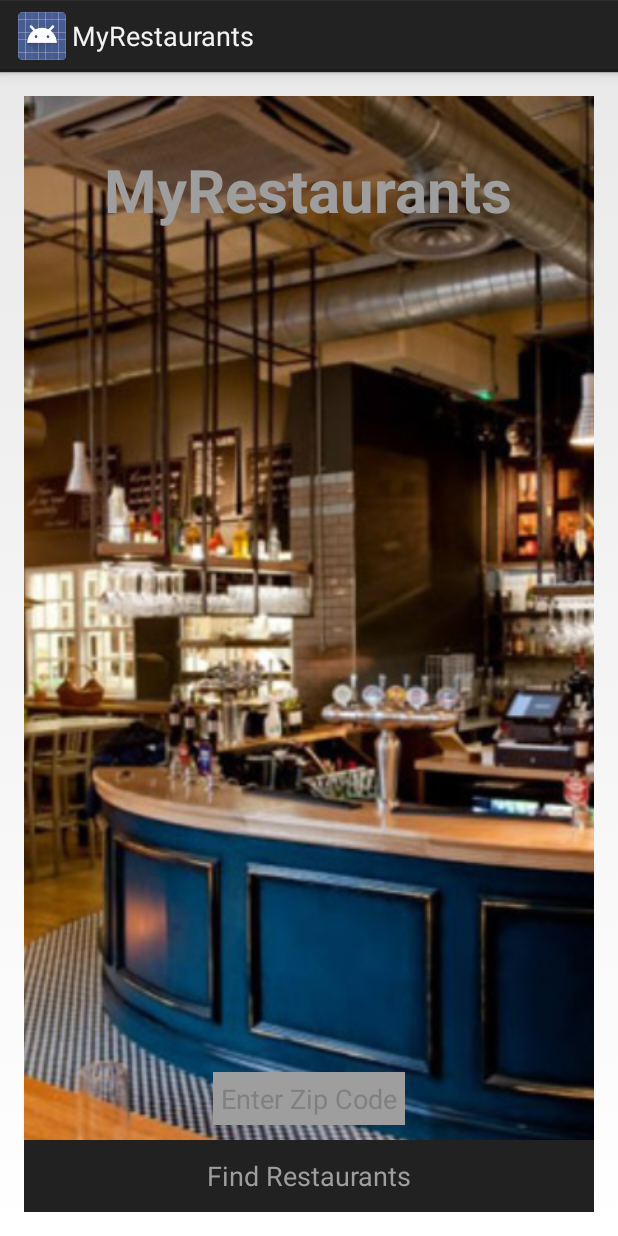
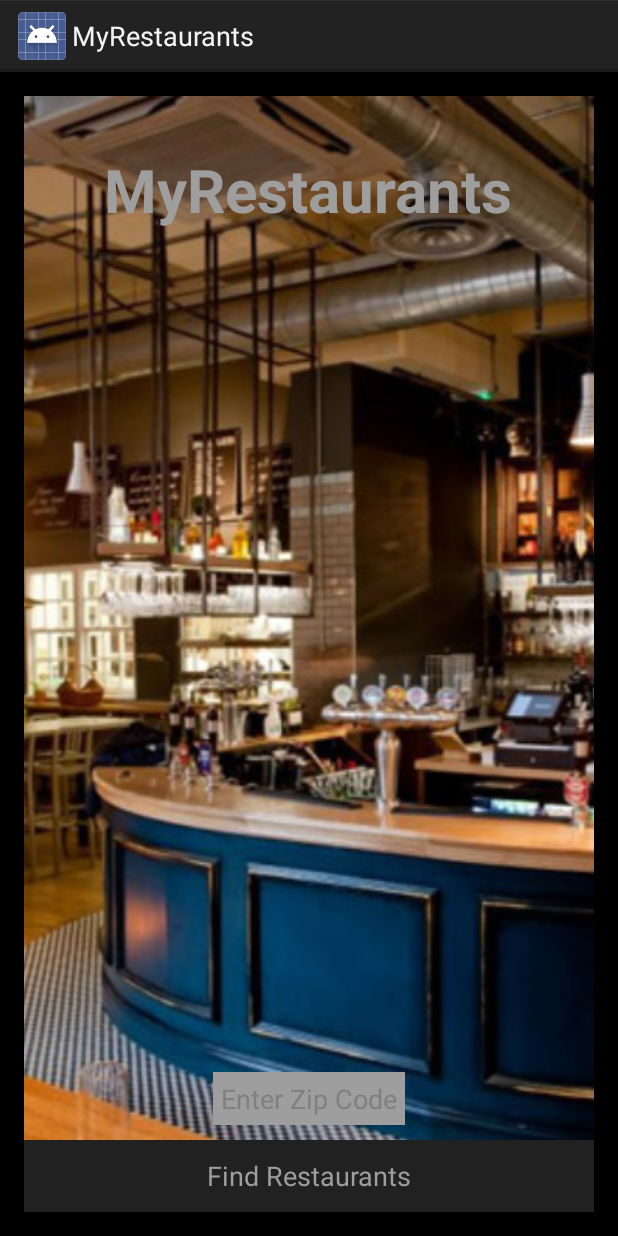
Before and after one commit to kavata9/MyRestaurants2, an Android app: the layout activity_main.xml on its own in the app's theme, with its tools: preview values and no code run, on a phone screen of 412 x 824 dp. Run offline under Robolectric (Android 15) with nearby library versions, the phone set to English and light mode, and no system bars.

Commit message:
add background colour

```diff
--- a/app/src/main/res/layout/activity_main.xml
+++ b/app/src/main/res/layout/activity_main.xml
@@ -7,46 +7,47 @@
     android:paddingLeft="16dp"
     android:paddingRight="16dp"
     android:paddingTop="16dp"
+    tools:background="#000000"
     tools:context="com.restaurants.agnes.myrestaurants.MainActivity">
 
     <ImageView
+        android:id="@+id/imageView"
         android:layout_width="wrap_content"
         android:layout_height="match_parent"
-        android:id="@+id/imageView"
-        android:src="@drawable/background"
-        android:scaleType="centerCrop" />
+        android:scaleType="centerCrop"
+        android:src="@drawable/background" />
 
     <TextView
+        android:id="@+id/textView"
         android:layout_width="wrap_content"
         android:layout_height="wrap_content"
+        android:layout_alignParentTop="true"
+        android:layout_centerHorizontal="true"
+        android:layout_marginTop="35dp"
         android:text="MyRestaurants"
-        android:layout_marginTop="35dp"
-        android:id="@+id/textView"
         android:textColor="@color/colorTextIcons"
         android:textSize="40sp"
-        android:layout_alignParentTop="true"
-        android:layout_centerHorizontal="true"
         android:textStyle="bold" />
 
     <EditText
+        android:id="@+id/locationEditText"
         android:layout_width="wrap_content"
         android:layout_height="wrap_content"
-        android:id="@+id/locationEditText"
+        android:layout_above="@+id/findRestaurantsButton"
+        android:layout_centerHorizontal="true"
+        android:layout_marginBottom="10dp"
         android:background="@color/colorTextIcons"
-        android:layout_above="@+id/findRestaurantsButton"
-        android:layout_marginBottom="10dp"
-        android:padding="5dp"
         android:hint="Enter Zip Code"
-        android:layout_centerHorizontal="true" />
+        android:padding="5dp" />
 
 
     <Button
+        android:id="@+id/findRestaurantsButton"
         android:layout_width="match_parent"
         android:layout_height="wrap_content"
+        android:layout_alignParentBottom="true"
+        android:layout_centerHorizontal="true"
+        android:background="@color/colorAccent"
         android:text="Find Restaurants"
-        android:id="@+id/findRestaurantsButton"
-        android:background="@color/colorAccent"
-        android:textColor="@color/colorTextIcons"
-        android:layout_alignParentBottom="true"
-        android:layout_centerHorizontal="true"/>
+        android:textColor="@color/colorTextIcons" />
 </RelativeLayout>
--- a/app/src/main/res/values/colors.xml
+++ b/app/src/main/res/values/colors.xml
@@ -1,7 +1,7 @@
 <?xml version="1.0" encoding="utf-8"?>
 <resources>
     <color name="colorPrimary">#FF5722</color>
-    <color name="colorPrimaryDark">#E64A19</color>
+    <color name="colorPrimaryDark">#e619d8</color>
     <color name="colorPrimaryLight">#FFCCBC</color>
     <color name="colorTextIcons">#9E9E9E</color>
     <color name="colorAccent">#212121</color>
```
